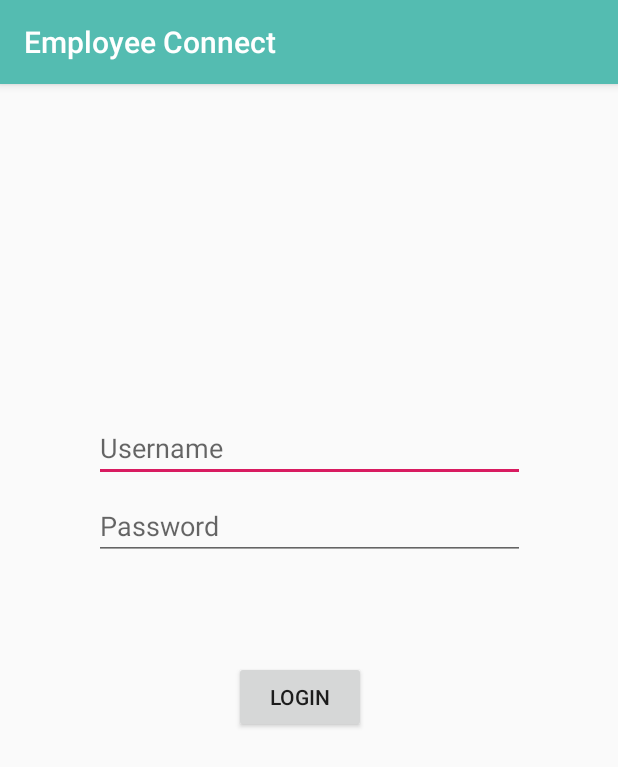
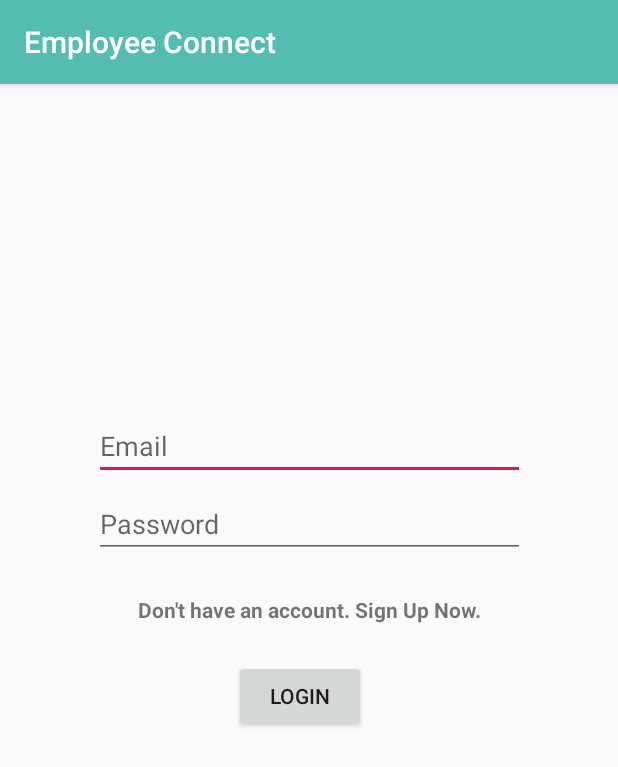
Before and after one commit to PabloWinter/Employee-Connect, an Android app: the screen it shows after launch (MainActivity), on a phone screen of 412 x 824 dp. Shown: the top 767 px of the screen. Run offline under Robolectric (Android 15) with nearby library versions, the phone set to English and light mode, and no system bars.

Commit message:
sign up form created

```diff
--- a/EmployeeConnect/app/src/main/java/ca/bvc/employeeconnect/MainActivity.java
+++ b/EmployeeConnect/app/src/main/java/ca/bvc/employeeconnect/MainActivity.java
@@ -15,15 +15,25 @@ public class MainActivity extends AppCompatActivity {
     protected void onCreate(Bundle savedInstanceState) {
         super.onCreate(savedInstanceState);
         setContentView(R.layout.activity_main);
-        loginImage = (ImageView)findViewById(R.id.imageView_id);
-        //loginImage.setImageResource(R.drawable.login_image);
-        logInButton = (Button)findViewById(R.id.login_button_id);
-        logInButton.setOnClickListener(new View.OnClickListener() {
-            @Override
-            public void onClick(View v) {
-                Intent intent = new Intent(MainActivity.this, Navigation.class);
-                startActivity(intent);
-            }
-        });
+//        loginImage = (ImageView)findViewById(R.id.imageView_id);
+//        //loginImage.setImageResource(R.drawable.login_image);
+//        logInButton = (Button)findViewById(R.id.login_button_id);
+//        logInButton.setOnClickListener(new View.OnClickListener() {
+//            @Override
+//            public void onClick(View v) {
+//                Intent intent = new Intent(MainActivity.this, Navigation.class);
+//                startActivity(intent);
+//            }
+//        });
+    }
+
+    public void openSignUp(View view) {
+        Intent signUpIntent = new Intent(this, SignUp.class);
+        startActivity(signUpIntent);
+    }
+
+    public void authenticateUser(View view) {
+        Intent logInIntent = new Intent(this, Navigation.class);
+        startActivity(logInIntent);
     }
 }
--- a/EmployeeConnect/app/src/main/res/layout/activity_main.xml
+++ b/EmployeeConnect/app/src/main/res/layout/activity_main.xml
@@ -8,8 +8,8 @@
 
     <ImageView
         android:id="@+id/imageView_id"
-        android:layout_width="142dp"
-        android:layout_height="141dp"
+        android:layout_width="@dimen/app_logo_width"
+        android:layout_height="@dimen/app_logo_height"
         android:layout_marginStart="141dp"
         android:layout_marginTop="44dp"
         android:layout_marginEnd="141dp"
@@ -26,7 +26,7 @@
         android:layout_marginStart="10dp"
         android:layout_marginTop="40dp"
         android:layout_marginEnd="10dp"
-        android:hint="Username"
+        android:hint="@string/hint_email"
         app:layout_constraintEnd_toEndOf="parent"
         app:layout_constraintHorizontal_bias="0.506"
         app:layout_constraintStart_toStartOf="parent"
@@ -39,11 +39,27 @@
         android:layout_marginStart="10dp"
         android:layout_marginTop="12dp"
         android:layout_marginEnd="10dp"
-        android:hint="Password"
+        android:hint="@string/hint_password"
         app:layout_constraintEnd_toEndOf="parent"
         app:layout_constraintHorizontal_bias="0.506"
         app:layout_constraintStart_toStartOf="parent"
         app:layout_constraintTop_toBottomOf="@+id/username_id" />
+
+    <TextView
+        android:layout_width="wrap_content"
+        android:layout_height="wrap_content"
+        android:layout_gravity="center"
+        android:layout_marginStart="8dp"
+        android:layout_marginTop="8dp"
+        android:layout_marginEnd="8dp"
+        android:layout_marginBottom="8dp"
+        android:onClick="openSignUp"
+        android:text="@string/sign_up_now_text"
+        android:textStyle="bold"
+        app:layout_constraintBottom_toTopOf="@+id/login_button_id"
+        app:layout_constraintEnd_toEndOf="parent"
+        app:layout_constraintStart_toStartOf="parent"
+        app:layout_constraintTop_toBottomOf="@+id/password_id" />
 
     <Button
         android:id="@+id/login_button_id"
@@ -57,6 +73,7 @@
         app:layout_constraintHorizontal_bias="0.481"
         app:layout_constraintStart_toStartOf="parent"
         app:layout_constraintTop_toBottomOf="@+id/password_id"
-        app:layout_constraintVertical_bias="0.189" />
+        app:layout_constraintVertical_bias="0.189"
+        android:onClick="authenticateUser"/>
 
 </android.support.constraint.ConstraintLayout>
--- a/EmployeeConnect/app/src/main/res/values/dimens.xml
+++ b/EmployeeConnect/app/src/main/res/values/dimens.xml
@@ -5,4 +5,6 @@
     <dimen name="nav_header_vertical_spacing">8dp</dimen>
     <dimen name="nav_header_height">176dp</dimen>
     <dimen name="fab_margin">16dp</dimen>
+    <dimen name="app_logo_width">140dp</dimen>
+    <dimen name="app_logo_height">140dp</dimen>
 </resources>
--- a/EmployeeConnect/app/src/main/res/values/strings.xml
+++ b/EmployeeConnect/app/src/main/res/values/strings.xml
@@ -13,4 +13,15 @@
     <string name="action_message">Messages</string>
     <string name="action_about">About Us</string>
     <string name="action_profile">Profile</string>
+    <string name="hint_username">Username</string>
+    <string name="hint_first_name">First Name</string>
+    <string name="hint_last_name">Last Name</string>
+    <string name="hint_store_id">Store ID</string>
+    <string name="hint_confirm_password">Confirm Password</string>
+    <string name="hint_password">Password</string>
+    <string name="hint_email">Email</string>
+    <string name="checkbox_manager">I am manager</string>
+    <string name="btn_sign_up_now">Sign Up Now</string>
+    <string name="log_in_now_text">Already have an account. Log In Now.</string>
+    <string name="sign_up_now_text">Don\'t have an account. Sign Up Now.</string>
 </resources>
--- a/EmployeeConnect/build.gradle
+++ b/EmployeeConnect/build.gradle
@@ -7,7 +7,7 @@ buildscript {
         jcenter()
     }
     dependencies {
-        classpath 'com.android.tools.build:gradle:3.2.1'
+        classpath 'com.android.tools.build:gradle:3.3.2'
 
 
         // NOTE: Do not place your application dependencies here; they belong
```
Also changed, not shown: EmployeeConnect/app/src/main/AndroidManifest.xml (+8 -7 lines), EmployeeConnect/app/src/main/java/ca/bvc/employeeconnect/SignUp.java (added, +24 -0 lines), EmployeeConnect/app/src/main/java/ca/bvc/employeeconnect/signup.java (deleted, +0 -13 lines), EmployeeConnect/app/src/main/res/layout/activity_signup.xml (+87 -3 lines).
